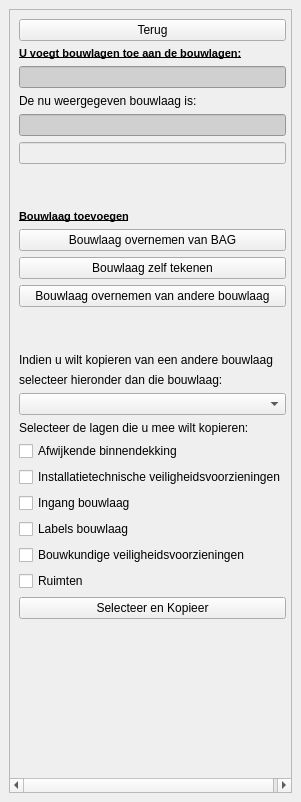
Before: the Qt Designer form plugin/oiv/bag_pand/oiv_bouwlaag_widget.ui in OIV-NL-QGIS/QGIS_project, drawn with Qt 5.
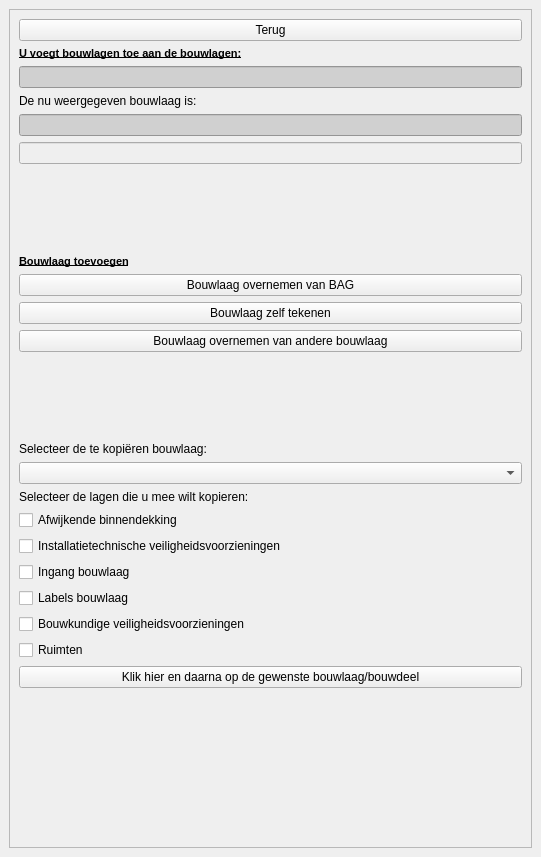
After: the same form once the commit is applied.

Patch:
```diff
--- a/plugin/oiv/bag_pand/oiv_bouwlaag_widget.ui
+++ b/plugin/oiv/bag_pand/oiv_bouwlaag_widget.ui
@@ -6,8 +6,8 @@
    <rect>
     <x>0</x>
     <y>0</y>
-    <width>301</width>
-    <height>802</height>
+    <width>541</width>
+    <height>857</height>
    </rect>
   </property>
   <property name="features">
@@ -28,8 +28,8 @@
         <rect>
          <x>0</x>
          <y>0</y>
-         <width>281</width>
-         <height>760</height>
+         <width>521</width>
+         <height>815</height>
         </rect>
        </property>
        <layout class="QVBoxLayout" name="verticalLayout_3">
@@ -176,26 +176,10 @@
             </property>
            </spacer>
           </item>
-          <item>
-           <widget class="QLabel" name="label1">
-            <property name="sizePolicy">
-             <sizepolicy hsizetype="Minimum" vsizetype="Fixed">
-              <horstretch>0</horstretch>
-              <verstretch>0</verstretch>
-             </sizepolicy>
-            </property>
-            <property name="text">
-             <string>Indien u wilt kopieren van een andere bouwlaag</string>
-            </property>
-            <property name="wordWrap">
-             <bool>false</bool>
-            </property>
-           </widget>
-          </item>
           <item>
            <widget class="QLabel" name="label2">
             <property name="text">
-             <string>selecteer hieronder dan die bouwlaag:</string>
+             <string>Selecteer de te kopiëren bouwlaag:</string>
             </property>
            </widget>
           </item>
@@ -254,7 +238,7 @@
           <item>
            <widget class="QPushButton" name="copy">
             <property name="text">
-             <string>Selecteer en Kopieer</string>
+             <string>Klik hier en daarna op de gewenste bouwlaag/bouwdeel</string>
             </property>
            </widget>
           </item>
```
